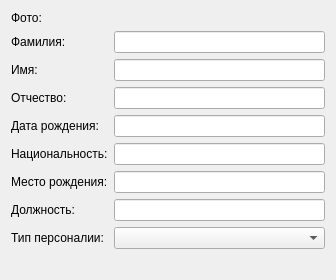
This is object_manager/persones_info_form.ui in p4da0ne/Psycho as Qt 5 draws it before an edit. The edited form follows.
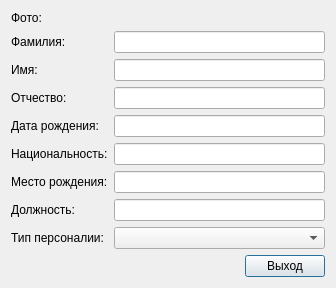
This is the edited form.

Commit message: new persones NAX

```diff
--- a/object_manager/persones_info_form.ui
+++ b/object_manager/persones_info_form.ui
@@ -224,7 +224,28 @@
     </layout>
    </item>
    <item row="1" column="0">
-    <layout class="QHBoxLayout" name="horizontalLayout"/>
+    <layout class="QHBoxLayout" name="horizontalLayout">
+     <item>
+      <spacer name="horizontalSpacer">
+       <property name="orientation">
+        <enum>Qt::Horizontal</enum>
+       </property>
+       <property name="sizeHint" stdset="0">
+        <size>
+         <width>40</width>
+         <height>20</height>
+        </size>
+       </property>
+      </spacer>
+     </item>
+     <item>
+      <widget class="QPushButton" name="pushButton">
+       <property name="text">
+        <string>Выход</string>
+       </property>
+      </widget>
+     </item>
+    </layout>
    </item>
   </layout>
  </widget>
```
Left out of the diff: 19 changed lines with no effect on the pictures. The commit also changes 2 other files.
